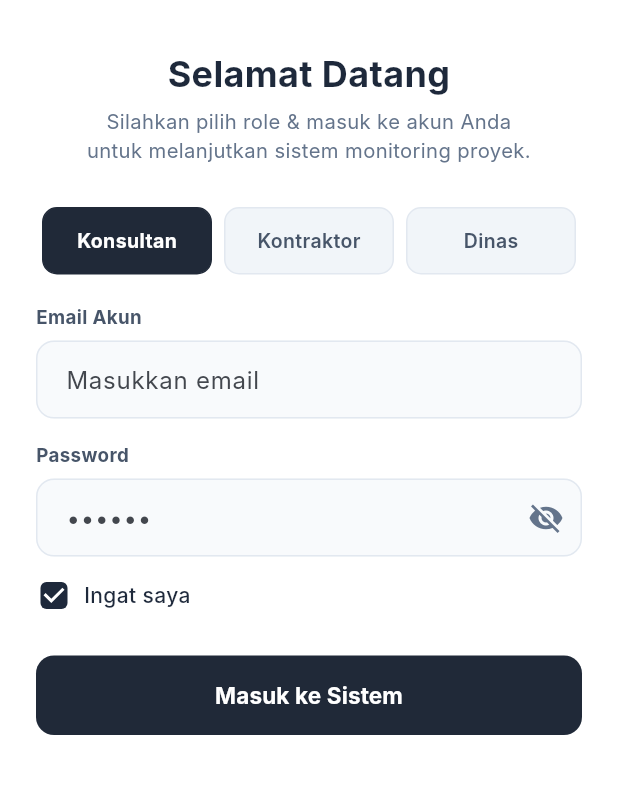
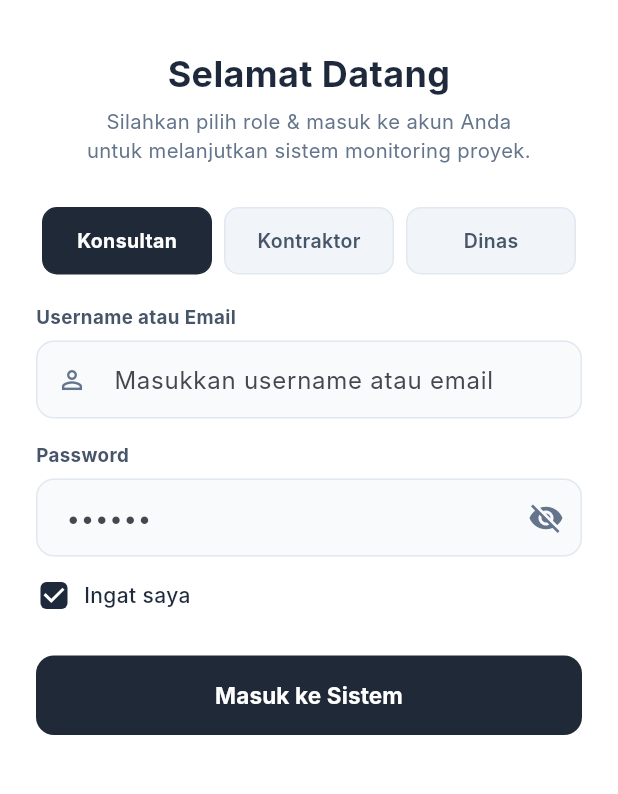
Before and after one commit to R35TU/proyek_tingkat_3, a Flutter app: the screen it shows after launch, on a phone screen of 412 x 824 dp, the part 255-1049 px from its top. Run offline on Flutter 3.47's test engine with Material 3 defaults, Android fonts, the phone set to English and light mode, and no system bars; our stand-ins replace cloud_firestore, file_picker, firebase_auth, firebase_core, image_picker, open_filex and 3 more; missing offline and left inert: desktop_drop; accounts and stored records are empty; Roboto replaces fonts that are missing (Inter).

Commit message:
feat: bisa login make username

```diff
--- a/lib/screens/login_screen.dart
+++ b/lib/screens/login_screen.dart
@@ -82,7 +82,7 @@ class _LoginScreenState extends State<LoginScreen> {
     } else {
       ScaffoldMessenger.of(context).showSnackBar(
         const SnackBar(
-          content: Text('Email atau password salah. Silakan coba kembali.'),
+          content: Text('Username/Email atau password salah. Silakan coba kembali.'),
           backgroundColor: AppColors.primaryRed,
         ),
       );
@@ -179,9 +179,9 @@ class _LoginScreenState extends State<LoginScreen> {
 
         const SizedBox(height: 20),
 
-        // Email Field
+        // Username atau Email Field
         const Text(
-          'Email Akun',
+          'Username atau Email',
           style: TextStyle(
             fontSize: 12.5,
             fontWeight: FontWeight.bold,
@@ -192,7 +192,12 @@ class _LoginScreenState extends State<LoginScreen> {
         TextFormField(
           controller: _emailController,
           decoration: InputDecoration(
-            hintText: 'Masukkan email',
+            hintText: 'Masukkan username atau email',
+            prefixIcon: const Icon(
+              Icons.person_outline,
+              size: 20,
+              color: Color(0xFF64748B),
+            ),
             filled: true,
             fillColor: AppColors.inputBackground,
             contentPadding: const EdgeInsets.symmetric(
```
Also changed, not shown: lib/providers/user_profile_provider.dart (+9 -9 lines), lib/services/auth_service.dart (+32 -4 lines).
